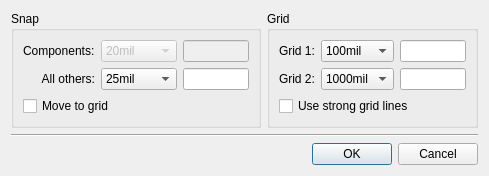
Old version of the form sw/ui/dlg_grid.ui in the repository xgvargas/xeda.
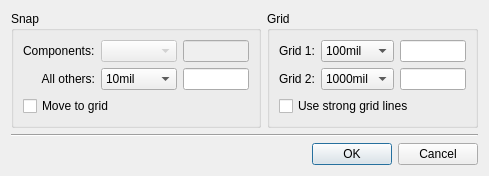
New version of the form. Custom widgets are drawn as their Qt base class.

Commit message: indo bem....

The edit to the form file:
```diff
--- a/sw/ui/dlg_grid.ui
+++ b/sw/ui/dlg_grid.ui
@@ -37,7 +37,7 @@
           <item row="1" column="1">
            <widget class="QComboBox" name="sel_snap_all">
             <property name="currentIndex">
-             <number>3</number>
+             <number>2</number>
             </property>
             <property name="maxVisibleItems">
              <number>15</number>
@@ -115,7 +115,7 @@
              <bool>false</bool>
             </property>
             <property name="currentIndex">
-             <number>3</number>
+             <number>-1</number>
             </property>
             <property name="maxVisibleItems">
              <number>15</number>
```
Left out of the diff: 38 changed lines with no effect on the pictures. The commit also changes 2 other files.
